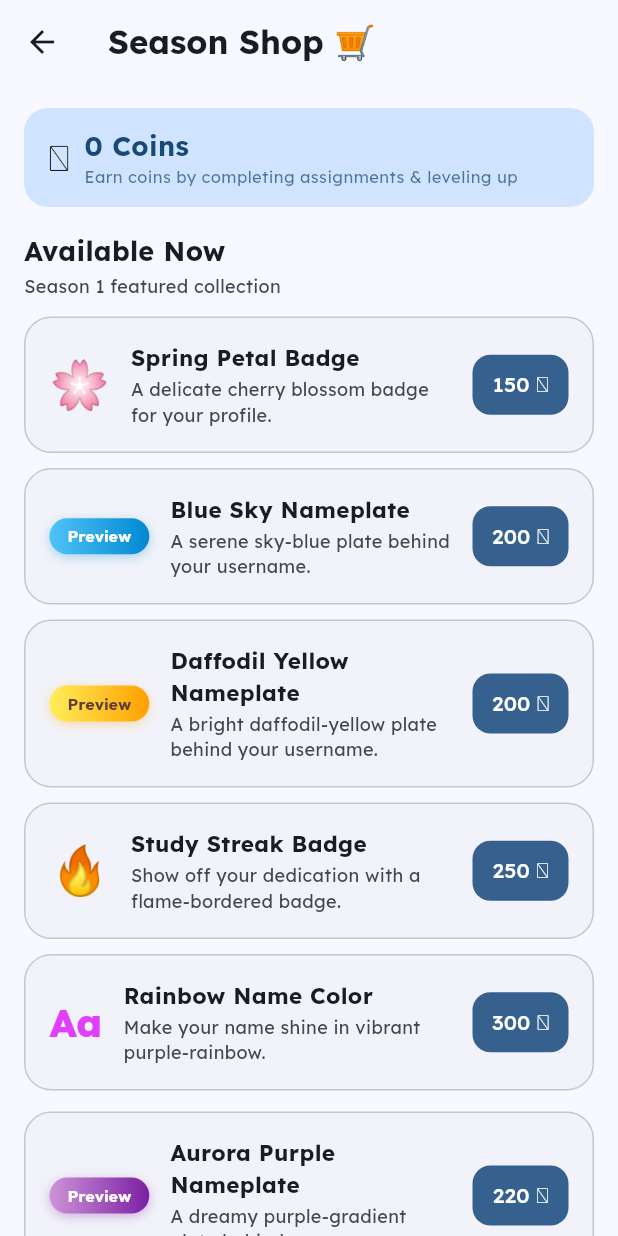
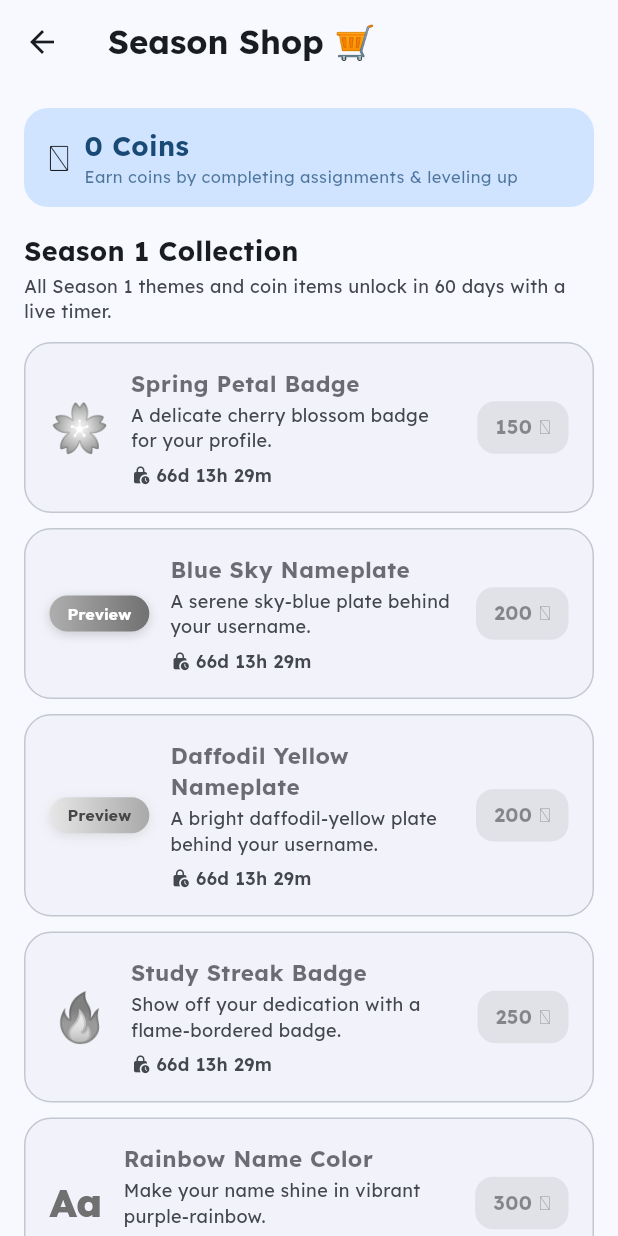
Before and after one commit to anpuop1511/homework-helper, a Flutter app: the BattlePassScreen screen opened directly, after a tap on "Season Shop — Exclusive Cosmetics", on a phone screen of 412 x 824 dp. Run offline on Flutter 3.47's test engine with Material 3 defaults, Android fonts, the phone set to English and light mode, and no system bars; drawn by our look-alikes of dynamic_color; our stand-ins replace animate_do, app_links, cloud_firestore, firebase_auth, firebase_core, firebase_storage and 13 more; missing offline and left inert: mobile_scanner, nfc_manager, nfc_manager_ndef; accounts and stored records are empty.

Commit message:
Fix auth host and delay season shop unlocks

```diff
--- a/lib/screens/battle_pass_screen.dart
+++ b/lib/screens/battle_pass_screen.dart
@@ -176,7 +176,7 @@ class _BattlePassBody extends StatelessWidget {
                   ),
                 ),
                 const SizedBox(width: 48), // tier circle space
-                // Plus/Premium track label
+                // Pass track label
                 Expanded(
                   child: Container(
                     padding: const EdgeInsets.symmetric(vertical: 6),
@@ -186,7 +186,7 @@ class _BattlePassBody extends StatelessWidget {
                     ),
                     child: const Center(
                       child: Text(
-                        '⭐  Plus / 🏆 Premium',
+                        '⭐  Pass / 🏆 Premium',
                         style: TextStyle(
                           color: Colors.white,
                           fontWeight: FontWeight.w700,
@@ -417,7 +417,7 @@ class _PassPurchaseSection extends StatelessWidget {
             Text(isPlus ? '⭐' : '🏆', style: const TextStyle(fontSize: 22)),
             const SizedBox(width: 8),
             Text(
-              isPlus ? 'Plus Pass' : 'Premium Pass',
+              isPlus ? 'Pass' : 'Premium Pass',
               style: GoogleFonts.outfit(fontWeight: FontWeight.w700),
             ),
           ],
@@ -432,8 +432,8 @@ class _PassPurchaseSection extends StatelessWidget {
             ),
             const SizedBox(height: 8),
             if (isPlus) ...[
-              const _PerkRow(emoji: '✅', text: 'Access to the Plus reward track'),
-              const _PerkRow(emoji: '🎁', text: 'Exclusive Plus badges & nameplates'),
+              const _PerkRow(emoji: '✅', text: 'Access to the Pass reward track'),
+              const _PerkRow(emoji: '🎁', text: 'Exclusive pass badges & nameplates'),
               const _PerkRow(emoji: '[+]', text: '[+] icon shown next to your name'),
               _PerkRow(
                 emoji: season.id == kSeason2.id ? '🎓' : '🌿',
@@ -569,13 +569,13 @@ class _PassPurchaseSection extends StatelessWidget {
           ),
           const SizedBox(height: 8),
           if (user.passType == 'free') ...[
-            // Plus Pass button
+            // Pass button
             SizedBox(
               width: double.infinity,
               child: OutlinedButton.icon(
                 onPressed: () => _showPassDialog(context, 'plus', 499),
                 icon: const Text('⭐', style: TextStyle(fontSize: 16)),
-                label: const Text('Unlock Plus Pass — 499 🪙'),
+                label: const Text('Unlock Pass — 499 🪙'),
                 style: OutlinedButton.styleFrom(
                   shape: RoundedRectangleBorder(
                       borderRadius: BorderRadius.circular(14)),
--- a/lib/screens/season_shop_screen.dart
+++ b/lib/screens/season_shop_screen.dart
@@ -344,14 +344,14 @@ class _ShopBody extends StatelessWidget {
 
     final currentPermanent = activeSeason.id == kSeason2.id
       ? _season2PermanentItems
-        : _season1PermanentItems;
-    final currentTimed = _buildTimedDrops(
+      : <_ShopItem>[];
+    final currentTimed = activeSeason.id == kSeason2.id
+      ? _buildTimedDrops(
         activeSeason.id,
         activeSeason.startsAtUtc,
-      activeSeason.id == kSeason2.id
-          ? _season2TimedTemplates
-          : _season1TimedTemplates,
-    );
+        _season2TimedTemplates,
+        )
+      : <_TimedShopItem>[];
     final legacyTimed = _buildTimedDrops(
       kSeason1.id,
       kSeason1.startsAtUtc,
@@ -378,6 +378,32 @@ class _ShopBody extends StatelessWidget {
         .where((item) => item.isUnlockedAt(nowUtc) || timeTravelEnabled)
         .toList();
     final lockedRolloverItems = rolloverItems
+        .where((item) => !item.isUnlockedAt(nowUtc) && !timeTravelEnabled)
+        .toList();
+    final season1UnlockAt = shopEligibleAtForPastPassReward(
+      seasonId: kSeason1.id,
+    );
+    final delayedSeason1Items = [
+      ..._season1PermanentItems,
+      ..._season1TimedTemplates,
+    ]
+        .map(
+          (item) => _TimedShopItem(
+            seasonId: item.seasonId,
+            id: item.id,
+            name: item.name,
+            description: item.description,
+            emoji: item.emoji,
+            price: item.price,
+            cosmeticType: item.cosmeticType,
+            unlocksAt: season1UnlockAt,
+          ),
+        )
+        .toList();
+    final unlockedSeason1Items = delayedSeason1Items
+        .where((item) => item.isUnlockedAt(nowUtc) || timeTravelEnabled)
+        .toList();
+    final lockedSeason1Items = delayedSeason1Items
         .where((item) => !item.isUnlockedAt(nowUtc) && !timeTravelEnabled)
         .toList();
 
@@ -433,7 +459,34 @@ class _ShopBody extends StatelessWidget {
           ),
         ),
 
-        // ── Available Now ──────────────────────────────────────────────
+        if (activeSeason.id == kSeason1.id) ...[
+          _SectionHeader(
+            title: 'Season 1 Collection',
+            subtitle:
+                'All Season 1 themes and coin items unlock in 60 days with a live timer.',
+            colorScheme: colorScheme,
+          ),
+          const SizedBox(height: 12),
+          ...lockedSeason1Items.map((item) => _LockedItemCard(
+                item: item,
+                colorScheme: colorScheme,
+              )),
+          if (unlockedSeason1Items.isNotEmpty) ...[
+            const SizedBox(height: 8),
+            ...unlockedSeason1Items.map((item) {
+              final owned = user.unlockedCosmetics.contains(item.id);
+              final equipped = _isEquipped(user, item);
+              return _ShopItemCard(
+                item: item,
+                owned: owned,
+                equipped: equipped,
+                colorScheme: colorScheme,
+                onTap: () => _purchase(context, item),
+              );
+            }),
+          ],
+        ] else ...[
+          // ── Available Now ────────────────────────────────────────────
           _SectionHeader(
             title: 'Available Now',
             subtitle: 'Season ${activeSeason.number} featured collection',
@@ -452,7 +505,6 @@ class _ShopBody extends StatelessWidget {
             );
           }),
 
-        // Unlocked timed drops (available to buy)
           if (unlockedDrops.isNotEmpty) ...[
             const SizedBox(height: 4),
             ...unlockedDrops.map((item) {
@@ -466,6 +518,7 @@ class _ShopBody extends StatelessWidget {
                 onTap: () => _purchase(context, item),
               );
             }),
+          ],
         ],
 
         if (activeSeason.id == kSeason2.id) ...[
--- a/lib/screens/settings_screen.dart
+++ b/lib/screens/settings_screen.dart
@@ -982,10 +982,6 @@ class _AppearanceSettingsPage extends StatelessWidget {
                 final isSeason2 = _season2Vibes.contains(vibe);
                 final isPremium = kPremiumVibes.contains(vibe);
                 final cosmeticId = 'vibe_${vibe.name}';
-              // A vibe is unlocked when:
-                //   • it is NOT a spring battle-pass vibe, OR the cosmetic is owned
-                //   • it is NOT a season-2 vibe, OR season 2 is live, OR cosmetic is owned
-              //   • AND it is NOT a premium subscription vibe, OR the user has Plus/Pass
                 final isUnlocked = (!isSpring ||
                       userProvider.unlockedCosmetics.contains(cosmeticId)) &&
                     (!isSeason2 ||
@@ -1005,7 +1001,6 @@ class _AppearanceSettingsPage extends StatelessWidget {
                   onTap: () {
                     if (!isUnlocked) {
                       if (isPremium && !entitlements.canUsePremiumThemes) {
-                      // Subscription upsell
                         showDialog<void>(
                           context: context,
                           builder: (_) => AlertDialog(
@@ -1019,8 +1014,8 @@ class _AppearanceSettingsPage extends StatelessWidget {
                               ],
                             ),
                             content: const Text(
-                            'This is a premium theme available with Helper Pass.\n\n'
-                            'Premium themes are now free to use for everyone.',
+                              'This theme is free to use for everyone.\n\n'
+                              'Season 2 and season 3 cosmetic availability is shown in the app.',
                             ),
                             actions: [
                               TextButton(
@@ -2460,7 +2455,7 @@ class _VibeRow extends StatelessWidget {
                         ),
                       if (isPremiumLocked)
                         Text(
-                          '🔒 Available with Helper Pass',
+                          '🔒 Available now',
                           style: TextStyle(
                             fontSize: 10,
                             color: colorScheme.onSurfaceVariant,
--- a/lib/screens/upsell_screen.dart
+++ b/lib/screens/upsell_screen.dart
@@ -5,7 +5,7 @@ import 'package:provider/provider.dart';
 import '../models/entitlement_model.dart';
 import '../providers/entitlements_provider.dart';
 
-/// Upsell screen for Helper Pass and seasonal purchases.
+/// Pass and seasonal purchases screen.
 ///
 /// On **Android** it shows the tier benefits and placeholder purchase buttons
 /// (the actual Google Play billing integration should be wired here once
@@ -28,7 +28,7 @@ class UpsellScreen extends StatelessWidget {
         elevation: 0,
         leading: const BackButton(),
         title: Text(
-          'Subscription',
+          'Pass',
           style: GoogleFonts.lexend(
             fontSize: 20,
             fontWeight: FontWeight.w700,
@@ -75,7 +75,7 @@ class UpsellScreen extends StatelessWidget {
             const SizedBox(height: 12),
             _TierCard(
               emoji: '🏅',
-              name: 'Helper Pass',
+              name: 'Season Pass',
               price: r'$2.99/month',
               trialText: r'7-day free trial · then $1.99/mo for 2 months',
               ladderPromoText:
@@ -152,7 +152,7 @@ class _CurrentTierBanner extends StatelessWidget {
         bgColor = const Color(0xFF6750A4);
         break;
       case EntitlementTier.pass:
-        label = 'Helper Pass';
+        label = 'Season Pass';
         emoji = '🏅';
         bgColor = const Color(0xFFB8860B);
         break;
```
Also changed, not shown: lib/services/auth_email_workflow.dart (+8 -3 lines), 1 other file. Lines whose indentation alone changed are shown as unchanged.
